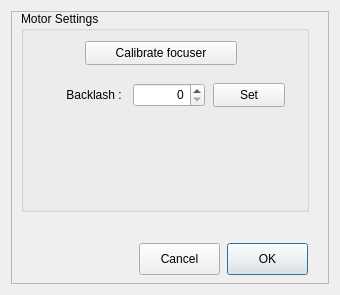
This is DigitalNet.ui in rpineau/Digital_Net as Qt 5 draws it before an edit. The edited form follows.
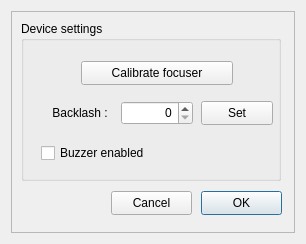
This is the edited form. Custom widgets are drawn as their Qt base class.

Commit message: Added support for backlash and buzzer

```diff
--- a/DigitalNet.ui
+++ b/DigitalNet.ui
@@ -6,8 +6,8 @@
    <rect>
     <x>0</x>
     <y>0</y>
-    <width>340</width>
-    <height>295</height>
+    <width>306</width>
+    <height>244</height>
    </rect>
   </property>
   <property name="sizePolicy">
@@ -24,8 +24,8 @@
   </property>
   <property name="maximumSize">
    <size>
-    <width>640</width>
-    <height>312</height>
+    <width>306</width>
+    <height>244</height>
    </size>
   </property>
   <property name="windowTitle">
@@ -62,19 +62,19 @@
       <property name="geometry">
        <rect>
         <x>10</x>
-        <y>0</y>
-        <width>288</width>
-        <height>201</height>
+        <y>10</y>
+        <width>260</width>
+        <height>160</height>
        </rect>
       </property>
       <property name="title">
-       <string>Motor Settings</string>
+       <string>Device settings</string>
       </property>
       <widget class="QPushButton" name="pushButton">
        <property name="geometry">
         <rect>
-         <x>64</x>
-         <y>30</y>
+         <x>60</x>
+         <y>40</y>
          <width>152</width>
          <height>24</height>
         </rect>
@@ -86,8 +86,8 @@
       <widget class="QLabel" name="label">
        <property name="geometry">
         <rect>
-         <x>24</x>
-         <y>72</y>
+         <x>10</x>
+         <y>80</y>
          <width>80</width>
          <height>24</height>
         </rect>
@@ -102,8 +102,8 @@
       <widget class="QSpinBox" name="backLash">
        <property name="geometry">
         <rect>
-         <x>112</x>
-         <y>72</y>
+         <x>100</x>
+         <y>80</y>
          <width>72</width>
          <height>24</height>
         </rect>
@@ -118,8 +118,8 @@
       <widget class="QPushButton" name="pushButton_2">
        <property name="geometry">
         <rect>
-         <x>192</x>
-         <y>72</y>
+         <x>180</x>
+         <y>80</y>
          <width>72</width>
          <height>24</height>
         </rect>
@@ -128,14 +128,27 @@
         <string>Set</string>
        </property>
       </widget>
+      <widget class="QCheckBox" name="enableBuzzer">
+       <property name="geometry">
+        <rect>
+         <x>20</x>
+         <y>120</y>
+         <width>140</width>
+         <height>24</height>
+        </rect>
+       </property>
+       <property name="text">
+        <string>Buzzer enabled</string>
+       </property>
+      </widget>
      </widget>
      <widget class="QPushButton" name="pushButtonCancel">
       <property name="geometry">
        <rect>
-        <x>128</x>
-        <y>232</y>
+        <x>100</x>
+        <y>180</y>
         <width>81</width>
-        <height>32</height>
+        <height>24</height>
        </rect>
       </property>
       <property name="text">
@@ -148,10 +161,10 @@
       </property>
       <property name="geometry">
        <rect>
-        <x>216</x>
-        <y>232</y>
+        <x>190</x>
+        <y>180</y>
         <width>81</width>
-        <height>32</height>
+        <height>24</height>
        </rect>
       </property>
       <property name="text">
```
The commit also changes 3 other files.
